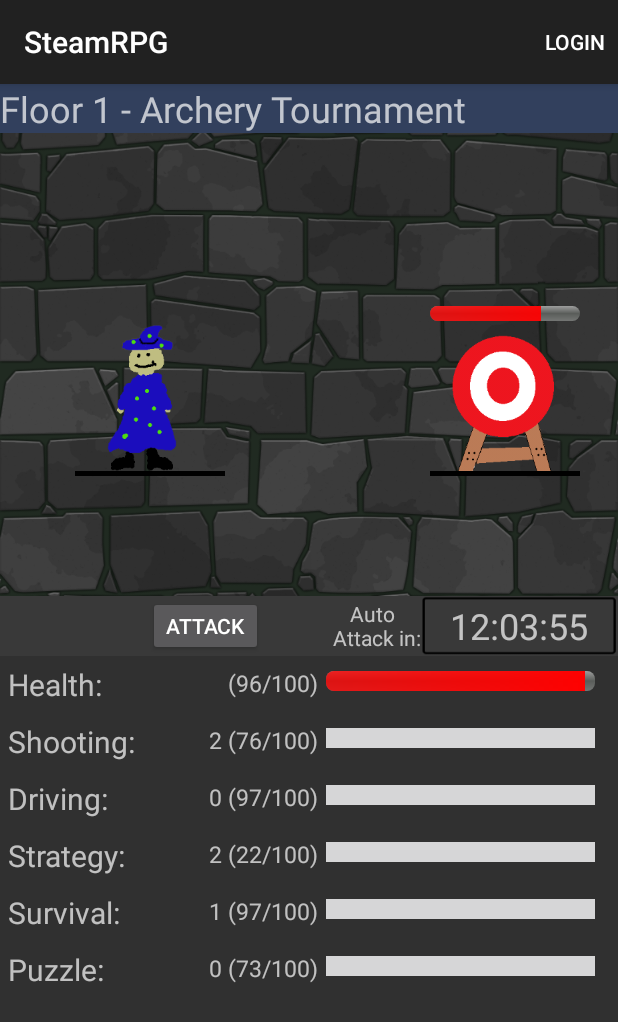
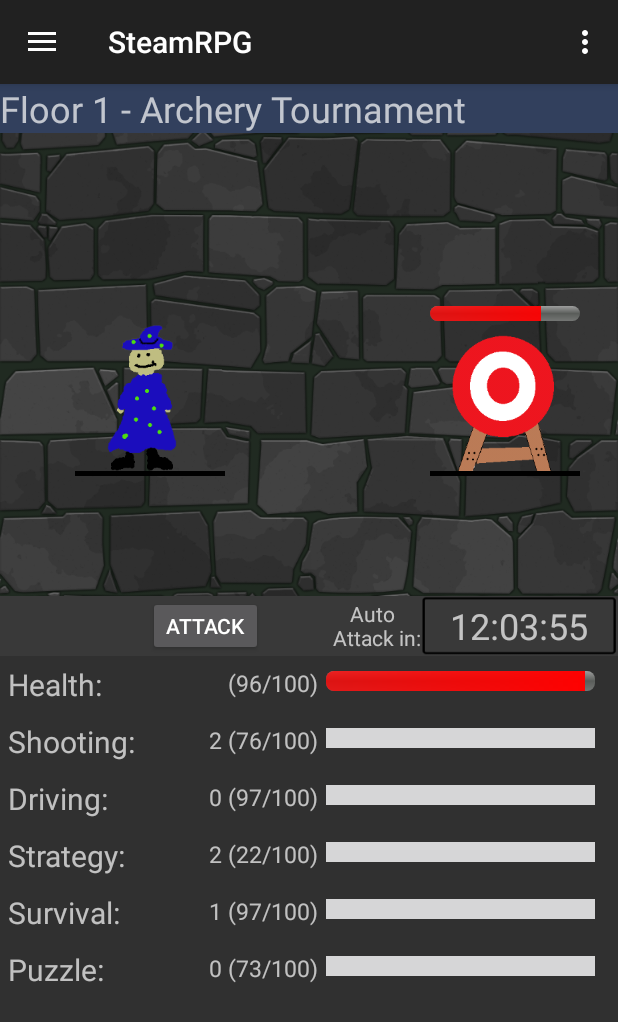
Before and after one commit to jspspike/SteamRPG, an Android app: the screen it shows after launch (MainActivity), after a tap on "ATTACK", on a phone screen of 412 x 824 dp. Shown: the top 1022 px of the screen. Run offline under Robolectric (Android 15) with nearby library versions, the light colour scheme and no system bars; our stand-ins replace AdMob.

Commit message:
Nav Bar functional!

```diff
--- a/app/build.gradle
+++ b/app/build.gradle
@@ -22,5 +22,5 @@
 dependencies {
     compile fileTree(dir: 'libs', include: ['*.jar'])
     compile 'com.google.android.gms:play-services-ads:8.4.0'
-    compile 'com.android.support:appcompat-v7:21.0.3'
+    compile 'com.android.support:appcompat-v7:22.2.1'
 }
--- a/app/src/main/AndroidManifest.xml
+++ b/app/src/main/AndroidManifest.xml
@@ -11,7 +11,7 @@
         android:allowBackup="true"
         android:icon="@drawable/ic_launcher"
         android:label="@string/app_name"
-        android:theme="@android:style/Theme.Material" >
+        android:theme="@style/AppTheme" >
         <!--This meta-data tag is required to use Google Play Services.-->
         <meta-data android:name="com.google.android.gms.version"
             android:value="@integer/google_play_services_version" />
--- a/app/src/main/java/com/example/johnson_849323/steamrpg/MainActivity.java
+++ b/app/src/main/java/com/example/johnson_849323/steamrpg/MainActivity.java
@@ -1,5 +1,6 @@
 package com.example.johnson_849323.steamrpg;
 
+import android.app.ActionBar;
 import android.app.Activity;
 import android.app.AlertDialog;
 import android.content.DialogInterface;
@@ -25,7 +26,7 @@
 import java.util.ArrayList;
 
 
-public class MainActivity extends Activity{
+public class MainActivity extends ActionBarActivity {
 
     Enemy enemy;
     Player player = new Player();
@@ -74,8 +75,6 @@
         mProgress2 = (ProgressBar) findViewById(R.id.enemy_health);
         mProgress2.setMax(enemy.getHealth());
 
-
-
         update();
 
         mDrawerList = (ListView)findViewById(R.id.navList);
@@ -85,8 +84,8 @@
         addDrawerItems();
         setupDrawer();
 
-        //getSupportActionBar().setDisplayHomeAsUpEnabled(true);
-        //getSupportActionBar().setHomeButtonEnabled(true);
+        getSupportActionBar().setDisplayHomeAsUpEnabled(true);
+        getSupportActionBar().setHomeButtonEnabled(true);
     }
 
     private void addDrawerItems() {
@@ -108,14 +107,14 @@
             /** Called when a drawer has settled in a completely open state. */
             public void onDrawerOpened(View drawerView) {
                 super.onDrawerOpened(drawerView);
-                //getSupportActionBar().setTitle("Navigation!");
+                getSupportActionBar().setTitle("Navigation!");
                 invalidateOptionsMenu(); // creates call to onPrepareOptionsMenu()
             }
 
             /** Called when a drawer has settled in a completely closed state. */
             public void onDrawerClosed(View view) {
                 super.onDrawerClosed(view);
-                //getSupportActionBar().setTitle(mActivityTitle);
+                getSupportActionBar().setTitle(mActivityTitle);
                 invalidateOptionsMenu(); // creates call to onPrepareOptionsMenu()
             }
         };
--- a/app/src/main/res/layout/activity_main.xml
+++ b/app/src/main/res/layout/activity_main.xml
@@ -396,6 +396,6 @@
         android:layout_width="200dp"
         android:layout_height="match_parent"
         android:layout_gravity="left|start"
-        android:background="#ffeeeeee"/>
+        android:background="#000000"/>
 
 </android.support.v4.widget.DrawerLayout>
--- a/app/src/main/res/values-v21/styles.xml
+++ b/app/src/main/res/values-v21/styles.xml
@@ -1,5 +1,4 @@
 <?xml version="1.0" encoding="utf-8"?>
 <resources>
-    <style name="AppTheme" parent="Theme.AppCompat.Light.NoActionBar">
-    </style>
+
 </resources>
--- a/app/src/main/res/values/styles.xml
+++ b/app/src/main/res/values/styles.xml
@@ -1,8 +1,13 @@
 <resources>
 
     <!-- Base application theme. -->
-    <style name="AppTheme" parent="android:Theme.Material.Light">
+    <style name="AppBaseTheme" parent="Theme.AppCompat">
 
     </style>
 
+    <style name="AppTheme" parent="AppBaseTheme">
+        <item name="android:colorPrimary">#000000</item>
+        <item name="android:colorPrimaryDark">#000000</item>
+    </style>
+
 </resources>
```
Also changed, not shown: 1 other file.
